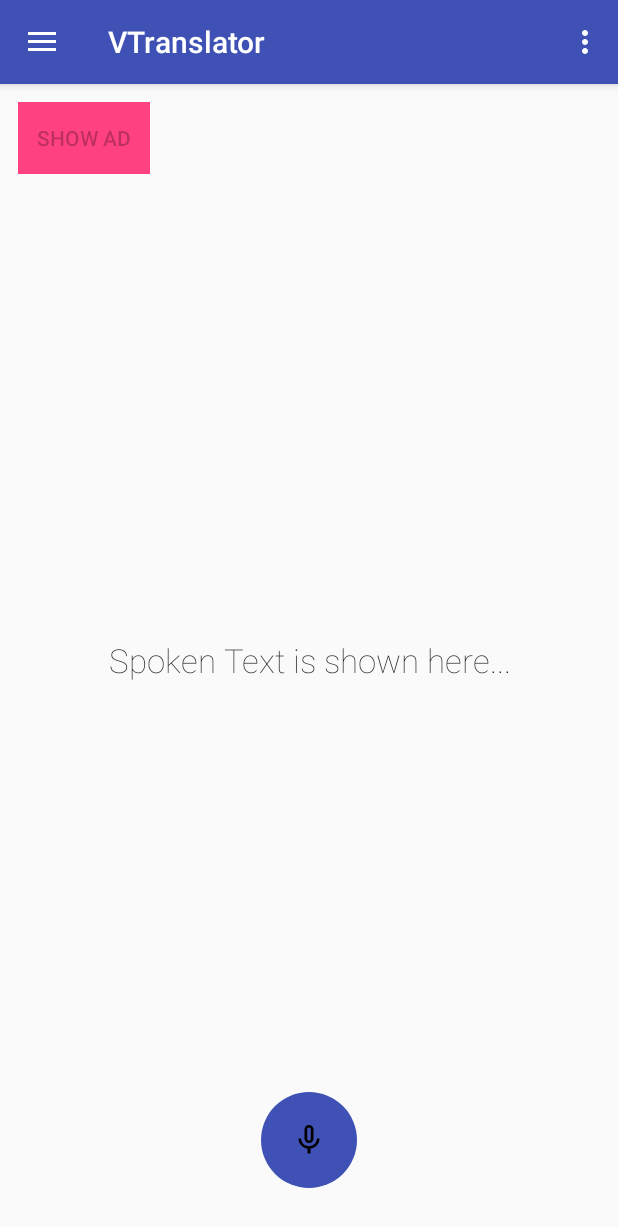
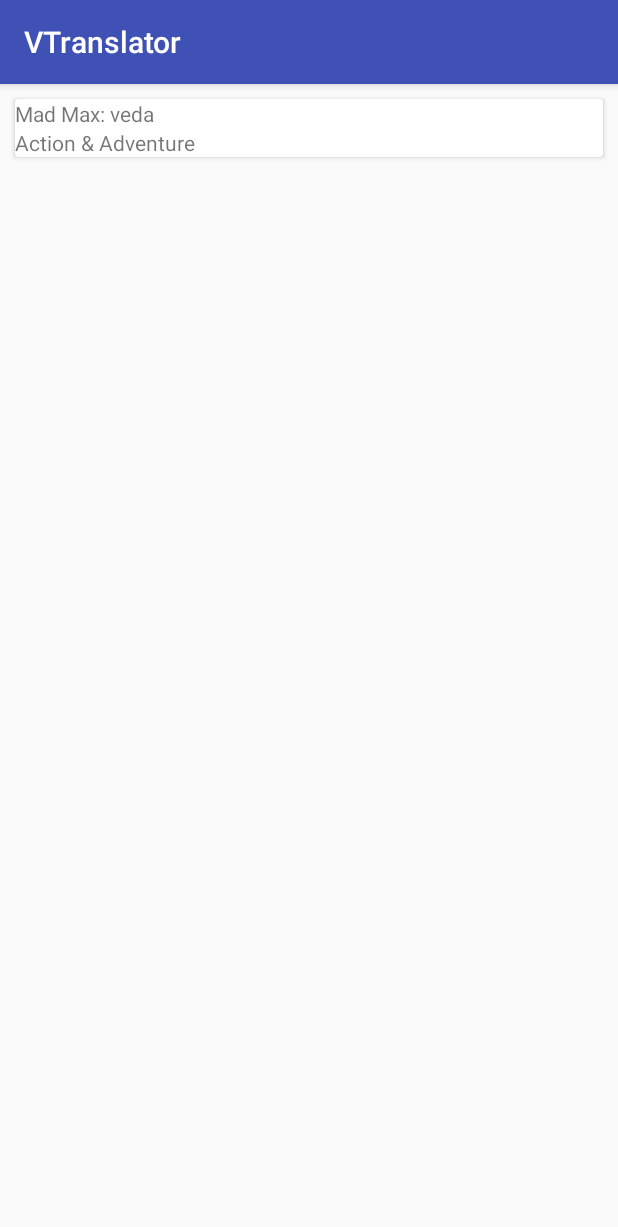
Before and after one commit to cmFodWx5YWRhdjEyMTA5/VTranslator, an Android app: the screen it shows after launch (MainActivity before the commit, RecordedDataActivity after it), in the side drawer, after a tap on "Gallery", on a phone screen of 412 x 824 dp. Shown: the top 1227 px of the screen. Run offline under Robolectric (Android 15) with nearby library versions, the phone set to English and light mode, and no system bars; our stand-ins replace AdMob, Room's generated code; 5 statements that could not run were skipped.

Commit message:
Room database and record list saved

```diff
--- a/app/src/main/java/com/vt/vedamurthy/vtranslator/MainActivity.java
+++ b/app/src/main/java/com/vt/vedamurthy/vtranslator/MainActivity.java
@@ -50,6 +50,10 @@ import com.google.android.gms.ads.reward.RewardedVideoAdListener;
 import com.vt.vedamurthy.vtranslator.R;
 import com.vt.vedamurthy.vtranslator.common.AboutActivity;
 import com.vt.vedamurthy.vtranslator.common.Configs;
+import com.vt.vedamurthy.vtranslator.common.PutRecordedDataAsyncTask;
+import com.vt.vedamurthy.vtranslator.common.RecordedDataActivity;
+import com.vt.vedamurthy.vtranslator.database.AppDataBase;
+import com.vt.vedamurthy.vtranslator.roomModeldata.RecordedData;
 
 import java.io.File;
 import java.io.IOException;
@@ -57,7 +61,7 @@ import java.util.ArrayList;
 import java.util.Locale;
 
 public class MainActivity extends AppCompatActivity
-        implements NavigationView.OnNavigationItemSelectedListener, RewardedVideoAdListener {
+        implements NavigationView.OnNavigationItemSelectedListener, RewardedVideoAdListener,PutRecordedDataAsyncTask.RecordSavedListener {
 
     private ShareActionProvider mShareActionProvider;
     private static final int REQ_CODE_SPEECH_INPUT = 100;
@@ -69,6 +73,8 @@ public class MainActivity extends AppCompatActivity
     private Button showAd;
     private MediaRecorder recorder = null;
     private int currentFormat = 0;
+    private AppDataBase appDataBase;
+    private RecordedData recordedData;
 
     private static final String AUDIO_RECORDER_FILE_EXT_3GP = ".3gp";
     private static final String AUDIO_RECORDER_FILE_EXT_MP4 = ".mp4";
@@ -103,6 +109,7 @@ public class MainActivity extends AppCompatActivity
 
         Toolbar toolbar = (Toolbar) findViewById(R.id.toolbar);
         setSupportActionBar(toolbar);
+        appDataBase = AppDataBase.getInstance(this);
 
         DrawerLayout drawer = (DrawerLayout) findViewById(R.id.drawer_layout);
         ActionBarDrawerToggle toggle = new ActionBarDrawerToggle(
@@ -139,6 +146,30 @@ public class MainActivity extends AppCompatActivity
         } catch (ActivityNotFoundException a) {
 
         }
+    }
+
+    private void saveRecordData()
+    {
+        new Thread(new Runnable() {
+            @Override
+            public void run() {
+                recordedData.setRecordedText("hcnhdsbc scjgsc");
+                recordedData.setTranslatedText("ghjavhjf weghgwejhg");
+                appDataBase.recordedDataDAO().putRecordedData(recordedData);
+            }
+        }) .start();
+        PutRecordedDataAsyncTask putRecordedDataAsyncTask = new PutRecordedDataAsyncTask(recordedData, this, new PutRecordedDataAsyncTask.RecordSavedListener() {
+            @Override
+            public void recordSaved() {
+
+            }
+
+            @Override
+            public void recordSaveFailed() {
+
+            }
+        });
+        putRecordedDataAsyncTask.execute();
     }
 
     private void initialiseButtonAction(final TextView spokenText) {
@@ -357,7 +388,7 @@ public class MainActivity extends AppCompatActivity
         if (id == R.id.nav_camera) {
             // Handle the camera action
         } else if (id == R.id.nav_gallery) {
-
+            navigateToRecordList();
         } else if (id == R.id.nav_slideshow) {
 
         } else if (id == R.id.nav_manage) {
@@ -388,6 +419,12 @@ public class MainActivity extends AppCompatActivity
     private void navigateToAbout()
     {
         Intent intent = new Intent(this, AboutActivity.class);
+        startActivity(intent);
+    }
+
+    private void navigateToRecordList()
+    {
+        Intent intent = new Intent(this, RecordedDataActivity.class);
         startActivity(intent);
     }
 
@@ -472,4 +509,14 @@ public class MainActivity extends AppCompatActivity
         mRewardedVideoAd.destroy(this);
         super.onDestroy();
     }
+
+    @Override
+    public void recordSaved() {
+
+    }
+
+    @Override
+    public void recordSaveFailed() {
+
+    }
 }
--- /dev/null
+++ b/app/src/main/java/com/vt/vedamurthy/vtranslator/common/PutRecordedDataAsyncTask.java
@@ -0,0 +1,43 @@
+package com.vt.vedamurthy.vtranslator.common;
+
+import android.os.AsyncTask;
+import android.support.v7.app.AppCompatActivity;
+
+import com.vt.vedamurthy.vtranslator.roomModeldata.RecordedData;
+
+public class PutRecordedDataAsyncTask extends AsyncTask {
+
+    private AppCompatActivity activity;
+    private RecordedData recordedData;
+    private RecordSavedListener recordSavedListener;
+
+    public PutRecordedDataAsyncTask(RecordedData recordedData,AppCompatActivity activity,RecordSavedListener recordSavedListener)
+    {
+        this.activity = activity;
+        this.recordedData = recordedData;
+        this.recordSavedListener = recordSavedListener;
+    }
+    @Override
+    protected Object doInBackground(Object[] objects) {
+        try
+        {
+
+        }
+        catch (Throwable th)
+        {
+
+        }
+        return null;
+    }
+
+    @Override
+    protected void onPostExecute(Object o) {
+        super.onPostExecute(o);
+    }
+
+    public interface RecordSavedListener
+    {
+        void recordSaved();
+        void recordSaveFailed();
+    }
+}
--- /dev/null
+++ b/app/src/main/java/com/vt/vedamurthy/vtranslator/common/RecordDataAdapter.java
@@ -0,0 +1,56 @@
+package com.vt.vedamurthy.vtranslator.common;
+
+import android.content.Context;
+import android.support.annotation.NonNull;
+import android.support.v7.widget.RecyclerView;
+import android.view.LayoutInflater;
+import android.view.View;
+import android.view.ViewGroup;
+import android.widget.TextView;
+
+import com.vt.vedamurthy.vtranslator.R;
+import com.vt.vedamurthy.vtranslator.roomModeldata.RecordedData;
+
+import java.util.List;
+
+public class RecordDataAdapter extends RecyclerView.Adapter {
+
+    private Context context;
+    private List<RecordedData> recordedData;
+
+    public RecordDataAdapter(@NonNull Context context, List<RecordedData> recordedData) {
+        this.context = context;
+        this.recordedData = recordedData;
+    }
+
+    @NonNull
+    @Override
+    public RecordDataAdapter.ViewHolder onCreateViewHolder(@NonNull ViewGroup viewGroup, int i) {
+        View itemView = LayoutInflater.from(viewGroup.getContext())
+                .inflate(R.layout.record_item_adapter, viewGroup, false);
+        return new ViewHolder(itemView);
+    }
+
+    @Override
+    public void onBindViewHolder(@NonNull RecyclerView.ViewHolder viewHolder, int i) {
+        ViewHolder viewHolder1 = (ViewHolder)viewHolder;
+        RecordedData recordedData = this.recordedData.get(i);
+        viewHolder1.recordedText.setText(recordedData.getRecordedText());
+        viewHolder1.translatedText.setText(recordedData.getTranslatedText());
+    }
+
+    public static class ViewHolder extends RecyclerView.ViewHolder {
+        // each data item is just a string in this case
+        public TextView recordedText,translatedText;
+        public ViewHolder(View view) {
+            super(view);
+            recordedText = view.findViewById(R.id.recorded_text);
+            translatedText = view.findViewById(R.id.translated_text);
+        }
+    }
+
+    @Override
+    public int getItemCount() {
+        return recordedData.size();
+    }
+}
--- /dev/null
+++ b/app/src/main/java/com/vt/vedamurthy/vtranslator/common/RecordedDataActivity.java
@@ -0,0 +1,66 @@
+package com.vt.vedamurthy.vtranslator.common;
+
+import android.support.v7.app.AppCompatActivity;
+import android.os.Bundle;
+import android.support.v7.widget.DefaultItemAnimator;
+import android.support.v7.widget.LinearLayoutManager;
+import android.support.v7.widget.RecyclerView;
+
+import com.vt.vedamurthy.vtranslator.R;
+import com.vt.vedamurthy.vtranslator.database.AppDataBase;
+import com.vt.vedamurthy.vtranslator.roomModeldata.RecordedData;
+
+import java.util.ArrayList;
+import java.util.List;
+
+public class RecordedDataActivity extends AppCompatActivity {
+
+    @Override
+    protected void onCreate(Bundle savedInstanceState) {
+        super.onCreate(savedInstanceState);
+        setContentView(R.layout.activity_recorded_data);
+        RecyclerView recyclerView = findViewById(R.id.record_list);
+        recyclerView.setHasFixedSize(true);
+
+        // use a linear layout manager
+        RecyclerView.LayoutManager mLayoutManager = new LinearLayoutManager(this);
+        recyclerView.setLayoutManager(mLayoutManager);
+        recyclerView.setItemAnimator(new DefaultItemAnimator());
+        List<RecordedData> records = AppDataBase.getInstance(this).recordedDataDAO().getAllRecordedData();
+        records.addAll(prepareMovieData());
+        RecordDataAdapter recordDataAdapter = new RecordDataAdapter(this,records);
+        recyclerView.setAdapter(recordDataAdapter);
+    }
+
+    private List<RecordedData> prepareMovieData() {
+        List<RecordedData> records = new ArrayList<>();
+        RecordedData recordedData = new RecordedData("Mad Max: veda", "Action & Adventure");
+        records.add(recordedData);
+
+        recordedData = new RecordedData("Mad Max: Fury Road", "Action & Adventure");
+        records.add(recordedData);
+
+        recordedData = new RecordedData("Mad Max: Fury Road", "Action & Adventure");
+        records.add(recordedData);
+
+        recordedData = new RecordedData("Mad Max: Fury Road", "Action & Adventure");
+        records.add(recordedData);
+
+        recordedData = new RecordedData("Mad Max: Fury Road", "Action & Adventure");
+        records.add(recordedData);
+
+        recordedData = new RecordedData("Mad Max: Fury Road", "Action & Adventure");
+        records.add(recordedData);
+
+        recordedData = new RecordedData("Mad Max: Fury Road", "Action & Adventure");
+        records.add(recordedData);
+
+        recordedData = new RecordedData("Mad Max: Fury Road", "Action & Adventure");
+        records.add(recordedData);
+
+        recordedData = new RecordedData("Mad Max: Fury Road", "Action & Adventure");
+        records.add(recordedData);
+
+        return records;
+    }
+}
--- /dev/null
+++ b/app/src/main/java/com/vt/vedamurthy/vtranslator/database/AppDataBase.java
@@ -0,0 +1,38 @@
+package com.vt.vedamurthy.vtranslator.database;
+
+import android.arch.persistence.room.Database;
+import android.arch.persistence.room.Room;
+import android.arch.persistence.room.RoomDatabase;
+import android.content.Context;
+
+import com.google.android.gms.common.internal.Constants;
+import com.vt.vedamurthy.vtranslator.modelDAO.RecordedDataDAO;
+import com.vt.vedamurthy.vtranslator.roomModeldata.RecordedData;
+
+@Database(entities = {RecordedData.class},version = 1,exportSchema = false)
+public abstract class AppDataBase extends RoomDatabase {
+
+    public abstract RecordedDataDAO recordedDataDAO();
+
+    private static AppDataBase dataBase;
+
+    private static final String DB_NAME = "record_data";
+
+    public static AppDataBase getInstance(Context context) {
+        if (null == dataBase) {
+            dataBase = buildDatabaseInstance(context);
+        }
+        return dataBase;
+    }
+
+    private static AppDataBase buildDatabaseInstance(Context context) {
+        return Room.databaseBuilder(context,
+                AppDataBase.class,
+                DB_NAME)
+                .allowMainThreadQueries().build();
+    }
+
+    public void cleanUp(){
+        dataBase = null;
+    }
+}
--- /dev/null
+++ b/app/src/main/java/com/vt/vedamurthy/vtranslator/modelDAO/RecordedDataDAO.java
@@ -0,0 +1,30 @@
+package com.vt.vedamurthy.vtranslator.modelDAO;
+
+import android.arch.persistence.room.Dao;
+import android.arch.persistence.room.Delete;
+import android.arch.persistence.room.Insert;
+import android.arch.persistence.room.Query;
+import android.arch.persistence.room.Update;
+
+import com.vt.vedamurthy.vtranslator.roomModeldata.RecordedData;
+
+import java.util.List;
+
+@Dao
+public interface RecordedDataDAO {
+
+    @Query("SELECT * from recordedData")
+    public List<RecordedData> getAllRecordedData();
+
+    /*@Query("SELECT * from recordedData WHERE id : id LIMIT 1")
+    public RecordedData getRecordById(int id);*/
+
+    @Insert
+    public void putRecordedData(RecordedData recordedData);
+
+    @Update
+    public void updateRecordedData(RecordedData recordedData);
+
+    @Delete
+    public void deleteRecordedData(RecordedData recordedData);
+}
--- /dev/null
+++ b/app/src/main/java/com/vt/vedamurthy/vtranslator/roomModeldata/RecordedData.java
@@ -0,0 +1,49 @@
+package com.vt.vedamurthy.vtranslator.roomModeldata;
+
+import android.arch.persistence.room.ColumnInfo;
+import android.arch.persistence.room.Entity;
+import android.arch.persistence.room.PrimaryKey;
+
+@Entity
+public class RecordedData {
+
+    @PrimaryKey(autoGenerate = true)
+    private int id;
+
+    @ColumnInfo(name = "recordedText")
+    private String recordedText;
+
+    @ColumnInfo(name = "translatedText")
+    private String translatedText;
+
+    public RecordedData(String recordedText, String translatedText) {
+        this.recordedText = recordedText;
+        this.translatedText = translatedText;
+    }
+
+    public void setId(int id) {
+        this.id = id;
+    }
+
+    public int getId() {
+        return id;
+    }
+
+    public String getRecordedText() {
+        return recordedText;
+    }
+
+    public String getTranslatedText() {
+        return translatedText;
+    }
+
+    public void setRecordedText(String recordedText) {
+        this.recordedText = recordedText;
+    }
+
+    public void setTranslatedText(String translatedText) {
+        this.translatedText = translatedText;
+    }
+
+
+}
--- /dev/null
+++ b/app/src/main/res/layout/activity_recorded_data.xml
@@ -0,0 +1,16 @@
+<?xml version="1.0" encoding="utf-8"?>
+<LinearLayout xmlns:android="http://schemas.android.com/apk/res/android"
+    xmlns:app="http://schemas.android.com/apk/res-auto"
+    xmlns:tools="http://schemas.android.com/tools"
+    android:layout_width="match_parent"
+    android:layout_height="match_parent"
+    tools:context=".common.RecordedDataActivity">
+
+    <android.support.v7.widget.RecyclerView
+        android:id="@+id/record_list"
+        android:layout_width="match_parent"
+        android:layout_height="match_parent">
+
+    </android.support.v7.widget.RecyclerView>
+
+</LinearLayout>
--- /dev/null
+++ b/app/src/main/res/layout/record_item_adapter.xml
@@ -0,0 +1,45 @@
+<?xml version="1.0" encoding="utf-8"?>
+<LinearLayout
+    xmlns:android="http://schemas.android.com/apk/res/android"
+    android:layout_width="match_parent"
+    android:orientation="vertical"
+    android:layout_height="match_parent">
+
+    <LinearLayout
+        android:layout_width="match_parent"
+        android:layout_height="wrap_content"
+        android:orientation="vertical">
+
+        <android.support.v7.widget.CardView
+            android:layout_width="match_parent"
+            android:layout_margin="10dp"
+            android:layout_height="wrap_content">
+
+            <LinearLayout
+                android:layout_width="match_parent"
+                android:orientation="vertical"
+                android:layout_height="wrap_content">
+
+                <TextView
+                    android:id="@+id/recorded_text"
+                    android:layout_width="wrap_content"
+                    android:layout_height="wrap_content"/>
+
+                <TextView
+                    android:id="@+id/translated_text"
+                    android:layout_width="wrap_content"
+                    android:layout_height="wrap_content"/>
+
+            </LinearLayout>
+
+
+
+        </android.support.v7.widget.CardView>
+
+
+
+    </LinearLayout>
+
+
+
+</LinearLayout>
--- a/build.gradle
+++ b/build.gradle
@@ -7,7 +7,9 @@ buildscript {
         jcenter()
     }
     dependencies {
-        classpath 'com.android.tools.build:gradle:3.1.3'
+        classpath 'com.android.tools.build:gradle:3.1.4'
+
+        classpath 'com.google.gms:google-services:3.2.0'
 
 
         // NOTE: Do not place your application dependencies here; they belong
```
Also changed, not shown: app/build.gradle (+6 -1 lines), app/src/main/AndroidManifest.xml (+5 -7 lines).
